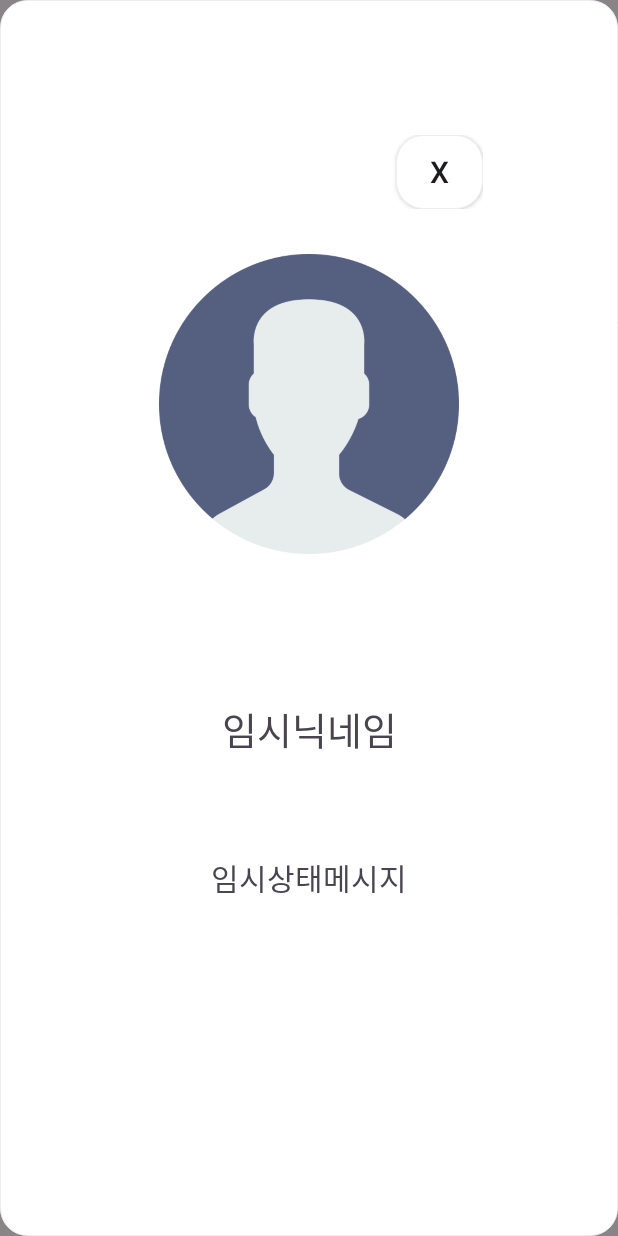
After one commit to Team-undefined-Yeonsung-Univ-CS4/android-chat-client, an Android app: the layout dialog_profile.xml on its own in the app's theme, with its tools: preview values and no code run, on a phone screen of 412 x 824 dp. The commit adds this screen. Run offline under Robolectric (Android 15) with nearby library versions, the phone set to English and light mode, and no system bars.

Commit message:
[WIP] 프로필 확인창 다이얼로그 임시커밋

```diff
--- a/app/src/main/java/kr/undefined/chatclient/activity/ChatRoomActivity.java
+++ b/app/src/main/java/kr/undefined/chatclient/activity/ChatRoomActivity.java
@@ -1,8 +1,10 @@
 package kr.undefined.chatclient.activity;
 
+import android.content.Context;
 import android.os.Bundle;
 import android.os.Handler;
 import android.os.Looper;
+import android.view.View;
 import android.widget.EditText;
 import android.widget.FrameLayout;
 import android.widget.ImageButton;
@@ -22,6 +24,7 @@ import kr.undefined.chatclient.R;
 import kr.undefined.chatclient.adapter.ChatRoomAdapter;
 import kr.undefined.chatclient.manager.ChatManager;
 import kr.undefined.chatclient.manager.ChatMessage;
+import kr.undefined.chatclient.util.DialogManager;
 
 public class ChatRoomActivity extends AppCompatActivity {
 
@@ -76,6 +79,15 @@ public class ChatRoomActivity extends AppCompatActivity {
         btnSend.setOnClickListener(v -> sendMessage());
 
         ChatManager.getInstance(); // 인스턴스 생성 및 서버 연결
+
+        //참여자 레이아웃 클릭시 이벤트
+        Context context = this; // Dialog 호출 시 필요
+        btnParticipant.setOnClickListener(new View.OnClickListener() {
+            @Override
+            public void onClick(View view) {
+                DialogManager.showParticipantsDialog(context);
+            }
+        });
     }
 
     private void sendMessage() {
--- a/app/src/main/java/kr/undefined/chatclient/util/DialogManager.java
+++ b/app/src/main/java/kr/undefined/chatclient/util/DialogManager.java
@@ -1,9 +1,40 @@
 package kr.undefined.chatclient.util;
+import android.app.AlertDialog;
+import android.content.Context;
+import android.view.LayoutInflater;
+import android.view.View;
+import androidx.appcompat.widget.AppCompatButton;
 
-import androidx.appcompat.app.AlertDialog;
 
-public class DialogManager {
+
+import kr.undefined.chatclient.R;
+
+public class DialogManager  {
     // TODO: 모든 다이얼로그 생성 함수는 여기에 구현해주세요.
     //  public static 함수로 지정 후, 다른 클래스에서는
     //  `DialogManager.functionName(params)` 과 같은 형태로 해당 함수를 호출하여 사용하시면 됩니다.
+
+
+
+    public static void showParticipantsDialog(Context context) {
+        // 다이얼로그 설정
+        AlertDialog.Builder builder = new AlertDialog.Builder(context);
+        View dialogView = LayoutInflater.from(context).inflate(R.layout.dialog_profile, null);
+        builder.setView(dialogView);
+
+        // 다이얼로그의 버튼 클릭 리스너 설정
+        AppCompatButton btnBack = dialogView.findViewById(R.id.btn_back);
+
+        // 다이얼로그 생성
+        AlertDialog dialog = builder.create();
+        dialog.show();
+
+        // `뒤로가기` 버튼 클릭 시 다이얼로그 닫기
+        btnBack.setOnClickListener(new View.OnClickListener() {
+            @Override
+            public void onClick(View v) {
+                dialog.dismiss();
+            }
+        });
+    }
 }
--- /dev/null
+++ b/app/src/main/res/drawable/bg_x_button.xml
@@ -0,0 +1,18 @@
+<?xml version="1.0" encoding="utf-8"?>
+<selector xmlns:android="http://schemas.android.com/apk/res/android">
+    <!-- Default state -->
+    <item android:state_pressed="false">
+        <shape android:shape="rectangle">
+            <solid android:color="#FFFFFF"/> <!-- 흰색 배경 -->
+            <corners android:radius="4dp"/> <!-- 코너의 반경 -->
+        </shape>
+    </item>
+
+    <!-- Pressed state -->
+    <item android:state_pressed="true">
+        <shape android:shape="rectangle">
+            <solid android:color="#DDDDDD"/> <!-- 누른 상태에서 약간 회색 배경 -->
+            <corners android:radius="4dp"/> <!-- 코너의 반경 -->
+        </shape>
+    </item>
+</selector>
--- /dev/null
+++ b/app/src/main/res/layout/dialog_profile.xml
@@ -0,0 +1,99 @@
+<?xml version="1.0" encoding="utf-8"?>
+<androidx.appcompat.widget.LinearLayoutCompat xmlns:android="http://schemas.android.com/apk/res/android"
+    android:layout_width="match_parent"
+    android:layout_height="match_parent"
+    android:gravity="center"
+    android:orientation="vertical"
+    android:background="#77000000">
+
+    <androidx.appcompat.widget.LinearLayoutCompat
+        android:layout_width="match_parent"
+        android:layout_height="match_parent"
+        android:layout_gravity="center"
+        android:orientation="vertical"
+        android:padding="90dp"
+        android:background="@drawable/bg_rounded_edittext">
+
+        <androidx.appcompat.widget.LinearLayoutCompat
+            android:layout_width="match_parent"
+            android:layout_height="0dp"
+            android:layout_weight="1"
+            android:orientation="horizontal">
+
+            <LinearLayout
+                android:layout_width="0dp"
+                android:layout_height="match_parent"
+                android:layout_weight="3"/>
+
+                <androidx.appcompat.widget.AppCompatButton
+                    android:id="@+id/btn_back"
+                    android:layout_width="0dp"
+                    android:layout_height="match_parent"
+                    android:layout_weight="1"
+                    android:gravity="center"
+                    android:text="X"
+                    android:textSize="20sp"
+                    android:background="@drawable/bg_rounded_edittext"/>
+
+
+
+
+        </androidx.appcompat.widget.LinearLayoutCompat>
+
+
+        <androidx.appcompat.widget.LinearLayoutCompat
+            android:layout_width="match_parent"
+            android:layout_height="0dp"
+            android:layout_weight="6"
+            android:orientation="vertical">
+
+            <ImageView
+                android:id="@+id/img_profile"
+                android:layout_width="200dp"
+                android:layout_height="200dp"
+                android:src="@drawable/ic_user"
+                android:layout_gravity="center"
+                android:layout_marginTop="30dp"/>
+
+        </androidx.appcompat.widget.LinearLayoutCompat>
+        <androidx.appcompat.widget.LinearLayoutCompat
+            android:layout_width="match_parent"
+            android:layout_height="0dp"
+            android:layout_weight="2"
+            android:orientation="vertical">
+            <TextView
+                android:layout_width="match_parent"
+                android:layout_height="match_parent"
+                android:text="@string/nickname"
+                android:gravity="center"
+                android:textSize="25sp"/>
+
+        </androidx.appcompat.widget.LinearLayoutCompat>
+        <androidx.appcompat.widget.LinearLayoutCompat
+            android:layout_width="match_parent"
+            android:layout_height="0dp"
+            android:layout_weight="2"
+            android:orientation="vertical">
+
+            <TextView
+                android:layout_width="match_parent"
+                android:layout_height="match_parent"
+                android:text="@string/status_message"
+                android:gravity="center"
+                android:textSize="20sp"/>
+
+
+        </androidx.appcompat.widget.LinearLayoutCompat>
+        <!-- 빈 리니어 레이아웃 -->
+        <androidx.appcompat.widget.LinearLayoutCompat
+            android:layout_width="match_parent"
+            android:layout_height="0dp"
+            android:layout_weight="2"
+            android:orientation="vertical">
+
+
+        </androidx.appcompat.widget.LinearLayoutCompat>
+
+    </androidx.appcompat.widget.LinearLayoutCompat>
+
+</androidx.appcompat.widget.LinearLayoutCompat>
--- a/app/src/main/res/values/strings.xml
+++ b/app/src/main/res/values/strings.xml
@@ -29,4 +29,6 @@
     <string name="enter_all_info">모든 정보를 입력해주세요</string>
     <string name="auth_mail_has_been_sent">인증 메일이 전송되었습니다</string>
     <string name="error_saving_user_data">[데이터베이스 오류] 서버에 계정 정보를 전달하지 못했습니다</string>
+    <string name="nickname">임시닉네임</string>
+    <string name="status_message">임시상태메시지</string>
 </resources>
```
